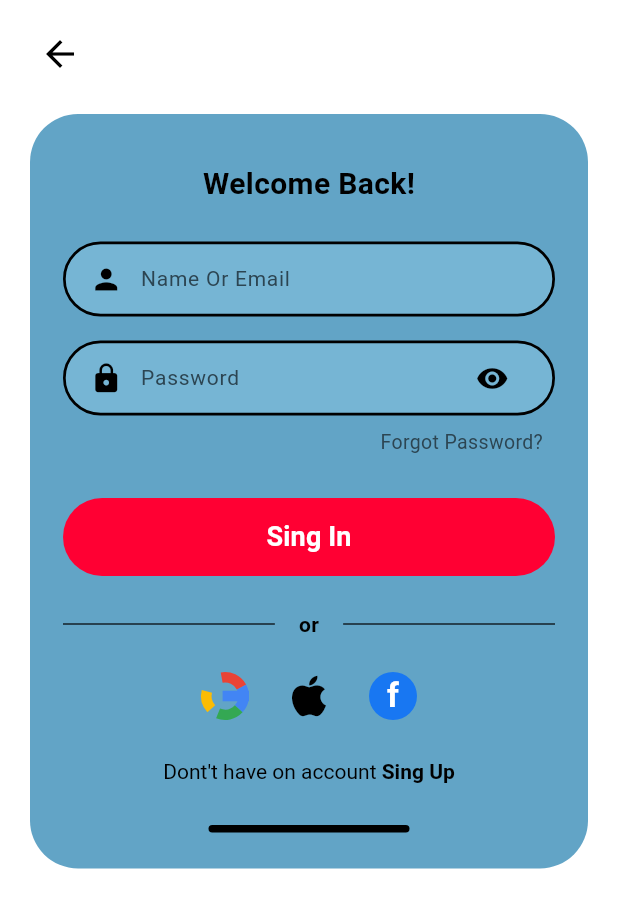
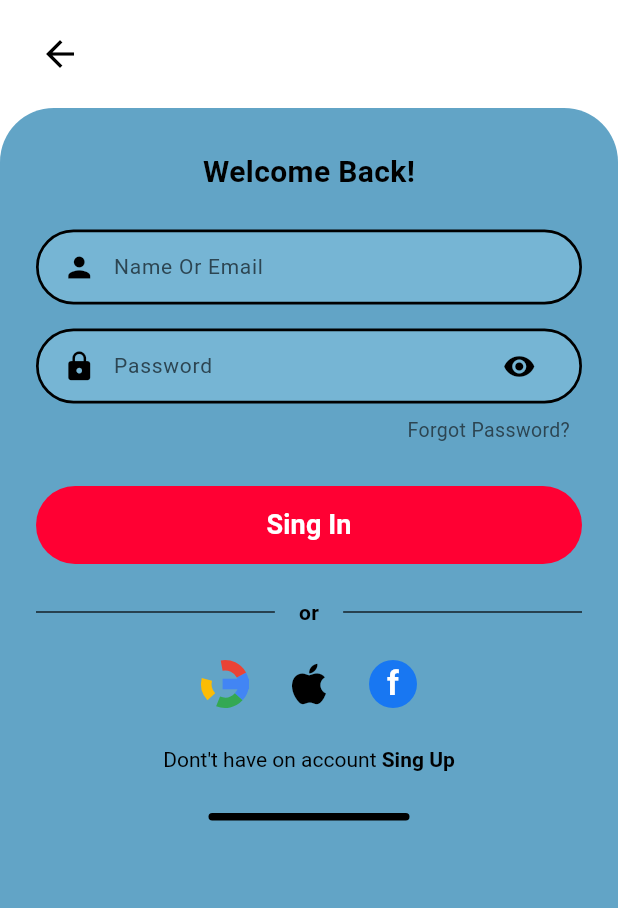
Before and after one commit to Senith001/AccessLink, a Flutter app: the screen it shows after launch, on a phone screen of 412 x 824 dp. Shown: the top 908 px of the screen. Run offline on Flutter 3.47's test engine with Material 3 defaults, Android fonts, the phone set to English and light mode, and no system bars; our stand-ins replace firebase_auth, firebase_core; accounts and stored records are empty.

Commit message:
Fix bottom screen background color fill for all screens

```diff
--- a/lib/screens/login_screen.dart
+++ b/lib/screens/login_screen.dart
@@ -103,6 +103,7 @@ class _LoginScreenState extends State<LoginScreen> {
     return Scaffold(
       backgroundColor: Colors.white,
       body: SafeArea(
+        bottom: false,
         child: Column(
           children: [
             // Top App Bar Area with Back Arrow
@@ -124,26 +125,28 @@ class _LoginScreenState extends State<LoginScreen> {
               ),
             ),
 
-            // Main Teal Rounded Card Container
+            // Main Teal Container Filling Bottom of Screen
             Expanded(
+              child: Container(
+                width: double.infinity,
+                decoration: const BoxDecoration(
+                  color: Color(0xFF62A4C6),
+                  borderRadius: BorderRadius.only(
+                    topLeft: Radius.circular(36),
+                    topRight: Radius.circular(36),
+                  ),
+                ),
+                child: ClipRRect(
+                  borderRadius: const BorderRadius.only(
+                    topLeft: Radius.circular(36),
+                    topRight: Radius.circular(36),
+                  ),
                   child: SingleChildScrollView(
                     physics: const BouncingScrollPhysics(),
-                padding: const EdgeInsets.fromLTRB(20, 4, 20, 20),
-                child: Container(
-                  width: double.infinity,
-                  decoration: BoxDecoration(
-                    color: const Color(0xFF62A4C6),
-                    borderRadius: BorderRadius.circular(32),
-                  ),
-                  padding: const EdgeInsets.symmetric(
-                    horizontal: 22.0,
-                    vertical: 24.0,
-                  ),
+                    padding: const EdgeInsets.fromLTRB(24, 28, 24, 24),
                     child: Column(
                       crossAxisAlignment: CrossAxisAlignment.center,
                       children: [
-                      const SizedBox(height: 8),
-
                         // Header Title
                         const Text(
                           'Welcome Back!',
@@ -334,7 +337,8 @@ class _LoginScreenState extends State<LoginScreen> {
                             Navigator.push(
                               context,
                               MaterialPageRoute(
-                              builder: (context) => const RegistrationScreen(),
+                                builder: (context) =>
+                                    const RegistrationScreen(),
                               ),
                             );
                           },
@@ -347,7 +351,8 @@ class _LoginScreenState extends State<LoginScreen> {
                                 TextSpan(text: "Dont't have on account "),
                                 TextSpan(
                                   text: 'Sing Up',
-                                style: TextStyle(fontWeight: FontWeight.bold),
+                                  style:
+                                      TextStyle(fontWeight: FontWeight.bold),
                                 ),
                               ],
                             ),
@@ -367,6 +372,7 @@ class _LoginScreenState extends State<LoginScreen> {
                           ),
                         ),
                       ],
+                    ),
                   ),
                 ),
               ),
```
Also changed, not shown: lib/screens/logout_screen.dart (+18 -12 lines), lib/screens/registration_screen.dart (+18 -12 lines). Lines whose indentation alone changed are shown as unchanged.
